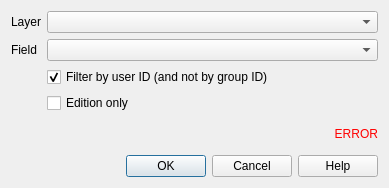
The window that lizmap/resources/ui/ui_form_filter_by_login.ui (3liz/lizmap-plugin) describes before a commit, drawn with Qt 5.
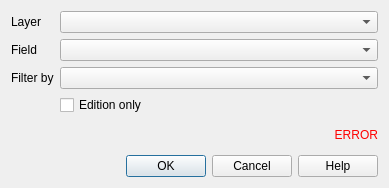
The same window after the commit. Custom widgets are drawn as their Qt base class.

```diff
--- a/lizmap/resources/ui/ui_form_filter_by_login.ui
+++ b/lizmap/resources/ui/ui_form_filter_by_login.ui
@@ -39,16 +39,16 @@
      <item row="1" column="1">
       <widget class="QgsFieldComboBox" name="field"/>
      </item>
-     <item row="2" column="1">
-      <widget class="QCheckBox" name="filter_by_user">
+     <item row="2" column="0">
+      <widget class="QLabel" name="label_filter_by">
        <property name="text">
-        <string>Filter by user ID (and not by group ID)</string>
-       </property>
-       <property name="checked">
-        <bool>true</bool>
+        <string>Filter by</string>
        </property>
       </widget>
      </item>
+     <item row="2" column="1">
+      <widget class="QComboBox" name="filter_by"/>
+     </item>
      <item row="3" column="1">
       <widget class="QCheckBox" name="edition_only">
        <property name="text">
```
